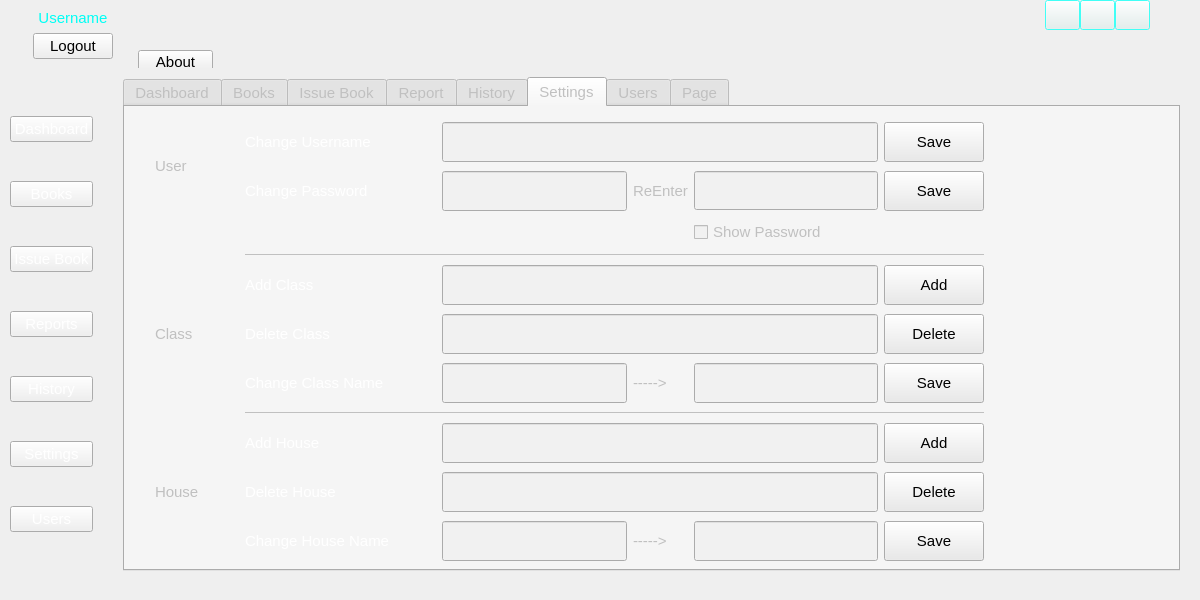
Porcupine1/School_Library_System, file main.ui: the form before one commit.
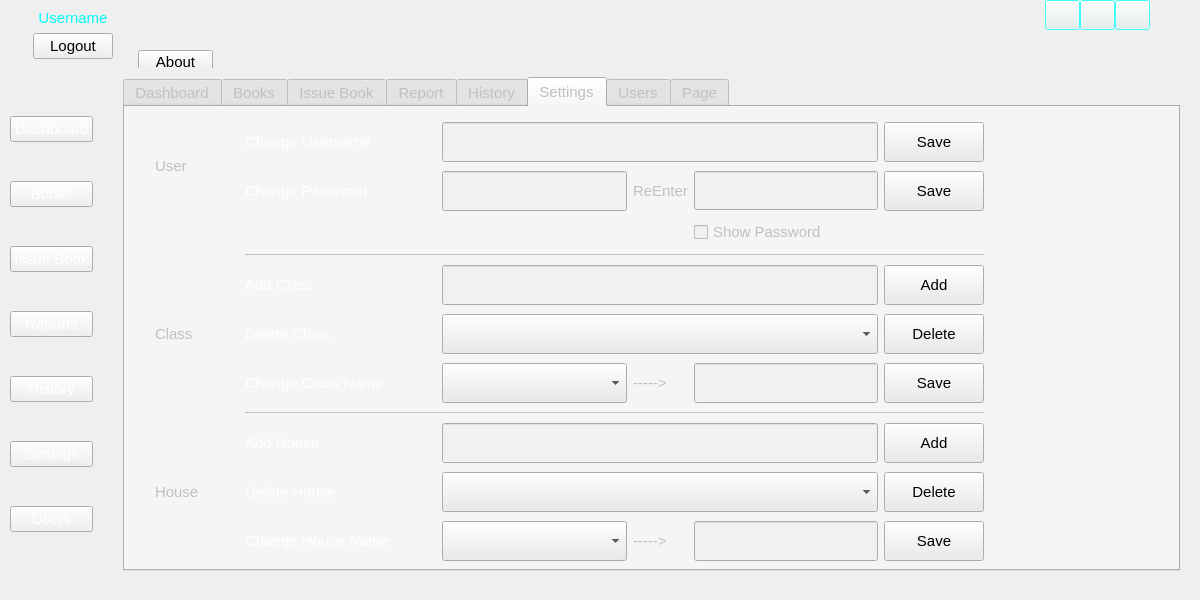
The form after the commit. The open tabs and pages were chosen to show the change. Icons and pictures are not drawn.

What changed in the file:
```diff
--- a/main.ui
+++ b/main.ui
@@ -6392,86 +6392,6 @@
              </property>
             </spacer>
            </item>
-           <item row="5" column="4" colspan="3">
-            <widget class="QLineEdit" name="delete_class_le">
-             <property name="minimumSize">
-              <size>
-               <width>0</width>
-               <height>40</height>
-              </size>
-             </property>
-             <property name="maximumSize">
-              <size>
-               <width>16777215</width>
-               <height>50</height>
-              </size>
-             </property>
-             <property name="palette">
-              <palette>
-               <active>
-                <colorrole role="Highlight">
-                 <brush brushstyle="SolidPattern">
-                  <color alpha="255">
-                   <red>0</red>
-                   <green>255</green>
-                   <blue>245</blue>
-                  </color>
-                 </brush>
-                </colorrole>
-                <colorrole role="HighlightedText">
-                 <brush brushstyle="SolidPattern">
-                  <color alpha="255">
-                   <red>34</red>
-                   <green>40</green>
-                   <blue>49</blue>
-                  </color>
-                 </brush>
-                </colorrole>
-               </active>
-               <inactive>
-                <colorrole role="Highlight">
-                 <brush brushstyle="SolidPattern">
-                  <color alpha="255">
-                   <red>0</red>
-                   <green>255</green>
-                   <blue>245</blue>
-                  </color>
-                 </brush>
-                </colorrole>
-                <colorrole role="HighlightedText">
-                 <brush brushstyle="SolidPattern">
-                  <color alpha="255">
-                   <red>34</red>
-                   <green>40</green>
-                   <blue>49</blue>
-                  </color>
-                 </brush>
-                </colorrole>
-               </inactive>
-               <disabled>
-                <colorrole role="Highlight">
-                 <brush brushstyle="SolidPattern">
-                  <color alpha="255">
-                   <red>0</red>
-                   <green>120</green>
-                   <blue>215</blue>
-                  </color>
-                 </brush>
-                </colorrole>
-                <colorrole role="HighlightedText">
-                 <brush brushstyle="SolidPattern">
-                  <color alpha="255">
-                   <red>34</red>
-                   <green>40</green>
-                   <blue>49</blue>
-                  </color>
-                 </brush>
-                </colorrole>
-               </disabled>
-              </palette>
-             </property>
-            </widget>
-           </item>
            <item row="1" column="5">
             <widget class="QLabel" name="label_11">
              <property name="palette">
@@ -6660,86 +6580,6 @@
              </property>
             </widget>
            </item>
-           <item row="9" column="4" colspan="3">
-            <widget class="QLineEdit" name="delete_house_le">
-             <property name="minimumSize">
-              <size>
-               <width>100</width>
-               <height>40</height>
-              </size>
-             </property>
-             <property name="maximumSize">
-              <size>
-               <width>16777215</width>
-               <height>50</height>
-              </size>
-             </property>
-             <property name="palette">
-              <palette>
-               <active>
-                <colorrole role="Highlight">
-                 <brush brushstyle="SolidPattern">
-                  <color alpha="255">
-                   <red>0</red>
-                   <green>255</green>
-                   <blue>245</blue>
-                  </color>
-                 </brush>
-                </colorrole>
-                <colorrole role="HighlightedText">
-                 <brush brushstyle="SolidPattern">
-                  <color alpha="255">
-                   <red>34</red>
-                   <green>40</green>
-                   <blue>49</blue>
-                  </color>
-                 </brush>
-                </colorrole>
-               </active>
-               <inactive>
-                <colorrole role="Highlight">
-                 <brush brushstyle="SolidPattern">
-                  <color alpha="255">
-                   <red>0</red>
-                   <green>255</green>
-                   <blue>245</blue>
-                  </color>
-                 </brush>
-                </colorrole>
-                <colorrole role="HighlightedText">
-                 <brush brushstyle="SolidPattern">
-                  <color alpha="255">
-                   <red>34</red>
-                   <green>40</green>
-                   <blue>49</blue>
-                  </color>
-                 </brush>
-                </colorrole>
-               </inactive>
-               <disabled>
-                <colorrole role="Highlight">
-                 <brush brushstyle="SolidPattern">
-                  <color alpha="255">
-                   <red>0</red>
-                   <green>120</green>
-                   <blue>215</blue>
-                  </color>
-                 </brush>
-                </colorrole>
-                <colorrole role="HighlightedText">
-                 <brush brushstyle="SolidPattern">
-                  <color alpha="255">
-                   <red>34</red>
-                   <green>40</green>
-                   <blue>49</blue>
-                  </color>
-                 </brush>
-                </colorrole>
-               </disabled>
-              </palette>
-             </property>
-            </widget>
-           </item>
            <item row="0" column="3">
             <spacer name="horizontalSpacer_19">
              <property name="orientation">
@@ -6857,86 +6697,6 @@
              </property>
             </widget>
            </item>
-           <item row="6" column="4">
-            <widget class="QLineEdit" name="current_class_name">
-             <property name="minimumSize">
-              <size>
-               <width>0</width>
-               <height>40</height>
-              </size>
-             </property>
-             <property name="maximumSize">
-              <size>
-               <width>16777215</width>
-               <height>50</height>
-              </size>
-             </property>
-             <property name="palette">
-              <palette>
-               <active>
-                <colorrole role="Highlight">
-                 <brush brushstyle="SolidPattern">
-                  <color alpha="255">
-                   <red>0</red>
-                   <green>255</green>
-                   <blue>245</blue>
-                  </color>
-                 </brush>
-                </colorrole>
-                <colorrole role="HighlightedText">
-                 <brush brushstyle="SolidPattern">
-                  <color alpha="255">
-                   <red>34</red>
-                   <green>40</green>
-                   <blue>49</blue>
-                  </color>
-                 </brush>
-                </colorrole>
-               </active>
-               <inactive>
-                <colorrole role="Highlight">
-                 <brush brushstyle="SolidPattern">
-                  <color alpha="255">
-                   <red>0</red>
-                   <green>255</green>
-                   <blue>245</blue>
-                  </color>
-                 </brush>
-                </colorrole>
-                <colorrole role="HighlightedText">
-                 <brush brushstyle="SolidPattern">
-                  <color alpha="255">
-                   <red>34</red>
-                   <green>40</green>
-                   <blue>49</blue>
-                  </color>
-                 </brush>
-                </colorrole>
-               </inactive>
-               <disabled>
-                <colorrole role="Highlight">
-                 <brush brushstyle="SolidPattern">
-                  <color alpha="255">
-                   <red>0</red>
-                   <green>120</green>
-                   <blue>215</blue>
-                  </color>
-                 </brush>
-                </colorrole>
-                <colorrole role="HighlightedText">
-                 <brush brushstyle="SolidPattern">
-                  <color alpha="255">
-                   <red>34</red>
-                   <green>40</green>
-                   <blue>49</blue>
-                  </color>
-                 </brush>
-                </colorrole>
-               </disabled>
-              </palette>
-             </property>
-            </widget>
-           </item>
            <item row="8" column="4" colspan="3">
             <widget class="QLineEdit" name="add_house_le">
              <property name="minimumSize">
@@ -7455,86 +7215,6 @@
              </property>
             </widget>
            </item>
-           <item row="10" column="4">
-            <widget class="QLineEdit" name="current_house_name">
-             <property name="minimumSize">
-              <size>
-               <width>0</width>
-               <height>40</height>
-              </size>
-             </property>
-             <property name="maximumSize">
-              <size>
-               <width>16777215</width>
-               <height>50</height>
-              </size>
-             </property>
-             <property name="palette">
-              <palette>
-               <active>
-                <colorrole role="Highlight">
-                 <brush brushstyle="SolidPattern">
-                  <color alpha="255">
-                   <red>0</red>
-                   <green>255</green>
-                   <blue>245</blue>
-                  </color>
-                 </brush>
-                </colorrole>
-                <colorrole role="HighlightedText">
-                 <brush brushstyle="SolidPattern">
-                  <color alpha="255">
-                   <red>34</red>
-                   <green>40</green>
-                   <blue>49</blue>
-                  </color>
-                 </brush>
-                </colorrole>
-               </active>
-               <inactive>
-                <colorrole role="Highlight">
-                 <brush brushstyle="SolidPattern">
-                  <color alpha="255">
-                   <red>0</red>
-                   <green>255</green>
-                   <blue>245</blue>
-                  </color>
-                 </brush>
-                </colorrole>
-                <colorrole role="HighlightedText">
-                 <brush brushstyle="SolidPattern">
-                  <color alpha="255">
-                   <red>34</red>
-                   <green>40</green>
-                   <blue>49</blue>
-                  </color>
-                 </brush>
-                </colorrole>
-               </inactive>
-               <disabled>
-                <colorrole role="Highlight">
-                 <brush brushstyle="SolidPattern">
-                  <color alpha="255">
-                   <red>0</red>
-                   <green>120</green>
-                   <blue>215</blue>
-                  </color>
-                 </brush>
-                </colorrole>
-                <colorrole role="HighlightedText">
-                 <brush brushstyle="SolidPattern">
-                  <color alpha="255">
-                   <red>34</red>
-                   <green>40</green>
-                   <blue>49</blue>
-                  </color>
-                 </brush>
-                </colorrole>
-               </disabled>
-              </palette>
-             </property>
-            </widget>
-           </item>
            <item row="10" column="5">
             <widget class="QLabel" name="label_6">
              <property name="palette">
@@ -8168,6 +7848,70 @@
              </property>
             </widget>
            </item>
+           <item row="5" column="4" colspan="3">
+            <widget class="QComboBox" name="delete_class_cb">
+             <property name="minimumSize">
+              <size>
+               <width>0</width>
+               <height>40</height>
+              </size>
+             </property>
+             <property name="maximumSize">
+              <size>
+               <width>16777215</width>
+               <height>50</height>
+              </size>
+             </property>
+            </widget>
+           </item>
+           <item row="6" column="4">
+            <widget class="QComboBox" name="current_class_name_cb">
+             <property name="minimumSize">
+              <size>
+               <width>0</width>
+               <height>40</height>
+              </size>
+             </property>
+             <property name="maximumSize">
+              <size>
+               <width>16777215</width>
+               <height>50</height>
+              </size>
+             </property>
+            </widget>
+           </item>
+           <item row="9" column="4" colspan="3">
+            <widget class="QComboBox" name="delete_house_cb">
+             <property name="minimumSize">
+              <size>
+               <width>0</width>
+               <height>40</height>
+              </size>
+             </property>
+             <property name="maximumSize">
+              <size>
+               <width>16777215</width>
+               <height>50</height>
+              </size>
+             </property>
+            </widget>
+           </item>
+           <item row="10" column="4">
+            <widget class="QComboBox" name="current_house_name_cb">
+             <property name="minimumSize">
+              <size>
+               <width>0</width>
+               <height>40</height>
+              </size>
+             </property>
+             <property name="maximumSize">
+              <size>
+               <width>16777215</width>
+               <height>50</height>
+              </size>
+             </property>
+            </widget>
+           </item>
           </layout>
          </widget>
          <widget class="QWidget" name="users_tab">
```
Left out of the diff: 4 changed lines with no effect on the pictures.
